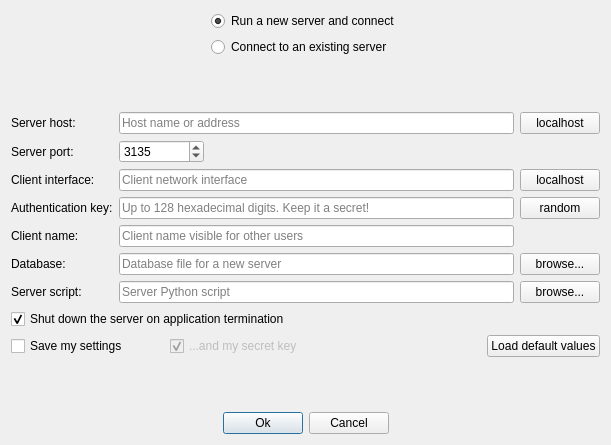
The window that src/ui/connectiondialog.ui (codilime/veles) describes before a commit, drawn with Qt 5.
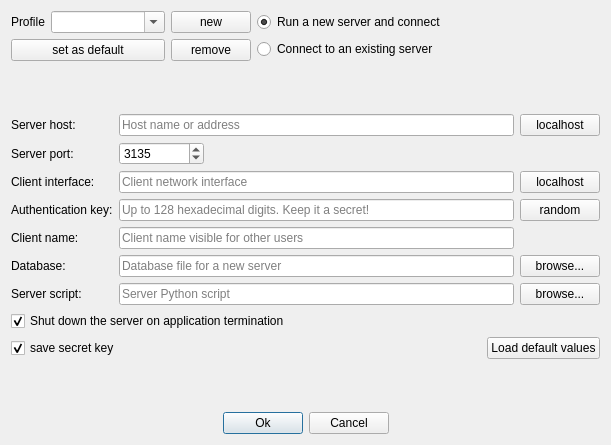
The same window after the commit.

Commit message: added profile support in ui

Diff of the .ui file:
```diff
--- a/src/ui/connectiondialog.ui
+++ b/src/ui/connectiondialog.ui
@@ -20,17 +20,64 @@
    <item>
     <layout class="QHBoxLayout" name="horizontalLayout_5">
      <item>
-      <spacer name="horizontalSpacer_4">
-       <property name="orientation">
-        <enum>Qt::Horizontal</enum>
-       </property>
-       <property name="sizeHint" stdset="0">
-        <size>
-         <width>40</width>
-         <height>20</height>
-        </size>
-       </property>
-      </spacer>
+      <layout class="QVBoxLayout" name="verticalLayout_5">
+       <item>
+        <layout class="QVBoxLayout" name="verticalLayout_6">
+         <item>
+          <layout class="QHBoxLayout" name="horizontalLayout_6">
+           <item>
+            <widget class="QLabel" name="label">
+             <property name="text">
+              <string>Profile</string>
+             </property>
+            </widget>
+           </item>
+           <item>
+            <widget class="QComboBox" name="profile">
+             <property name="sizePolicy">
+              <sizepolicy hsizetype="Expanding" vsizetype="Fixed">
+               <horstretch>0</horstretch>
+               <verstretch>0</verstretch>
+              </sizepolicy>
+             </property>
+             <property name="editable">
+              <bool>true</bool>
+             </property>
+             <property name="currentText">
+              <string/>
+             </property>
+            </widget>
+           </item>
+          </layout>
+         </item>
+        </layout>
+       </item>
+       <item>
+        <widget class="QPushButton" name="default_profile">
+         <property name="text">
+          <string>set as default</string>
+         </property>
+        </widget>
+       </item>
+      </layout>
+     </item>
+     <item>
+      <layout class="QVBoxLayout" name="verticalLayout_3">
+       <item>
+        <widget class="QPushButton" name="new_profile_button">
+         <property name="text">
+          <string>new</string>
+         </property>
+        </widget>
+       </item>
+       <item>
+        <widget class="QPushButton" name="remove_profile_button">
+         <property name="text">
+          <string>remove</string>
+         </property>
+        </widget>
+       </item>
+      </layout>
      </item>
      <item>
       <layout class="QVBoxLayout" name="verticalLayout">
@@ -268,34 +315,14 @@
       </widget>
      </item>
      <item row="9" column="0" colspan="3">
-      <layout class="QHBoxLayout" name="horizontalLayout" stretch="0,1,0,5,0">
-       <item>
-        <widget class="QCheckBox" name="save_settings_check_box">
-         <property name="text">
-          <string>Save my settings</string>
-         </property>
-        </widget>
-       </item>
-       <item>
-        <spacer name="horizontalSpacer_7">
-         <property name="orientation">
-          <enum>Qt::Horizontal</enum>
-         </property>
-         <property name="sizeHint" stdset="0">
-          <size>
-           <width>40</width>
-           <height>20</height>
-          </size>
-         </property>
-        </spacer>
-       </item>
+      <layout class="QHBoxLayout" name="horizontalLayout" stretch="0,5,0">
        <item>
         <widget class="QCheckBox" name="save_key_check_box">
          <property name="enabled">
-          <bool>false</bool>
+          <bool>true</bool>
          </property>
          <property name="text">
-          <string>...and my secret key</string>
+          <string>save secret key</string>
          </property>
          <property name="checked">
           <bool>true</bool>
```
Left out of the diff: 1 changed line with no effect on the pictures. The commit also changes 6 other files.
